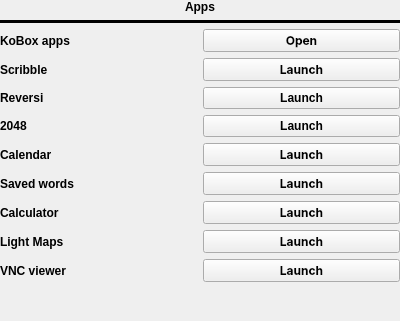
This is apps.ui in Quill-OS/quill as Qt 5 draws it before an edit. The edited form follows.
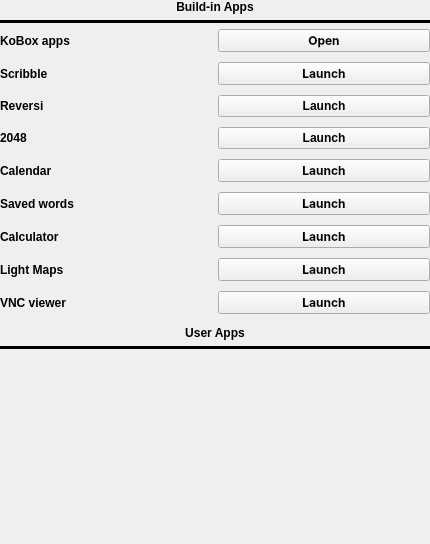
This is the edited form.

Patch:
```diff
--- a/apps.ui
+++ b/apps.ui
@@ -6,8 +6,8 @@
    <rect>
     <x>0</x>
     <y>0</y>
-    <width>400</width>
-    <height>321</height>
+    <width>430</width>
+    <height>544</height>
    </rect>
   </property>
   <property name="windowTitle">
@@ -28,40 +28,89 @@
    </property>
    <item>
     <layout class="QGridLayout" name="gridLayout">
-     <item row="4" column="0">
-      <layout class="QGridLayout" name="gridLayout_2">
-       <property name="bottomMargin">
-        <number>0</number>
-       </property>
-      </layout>
-     </item>
-     <item row="0" column="0">
-      <widget class="QLabel" name="label">
-       <property name="font">
-        <font>
-         <weight>75</weight>
-         <bold>true</bold>
-        </font>
-       </property>
-       <property name="text">
-        <string>Apps</string>
-       </property>
-       <property name="alignment">
-        <set>Qt::AlignCenter</set>
-       </property>
-      </widget>
-     </item>
      <item row="2" column="0">
+      <widget class="QScrollArea" name="scrollArea">
+       <property name="frameShape">
+        <enum>QFrame::NoFrame</enum>
+       </property>
+       <property name="frameShadow">
+        <enum>QFrame::Plain</enum>
+       </property>
+       <property name="lineWidth">
+        <number>0</number>
+       </property>
+       <property name="horizontalScrollBarPolicy">
+        <enum>Qt::ScrollBarAlwaysOff</enum>
+       </property>
+       <property name="widgetResizable">
+        <bool>true</bool>
+       </property>
+       <widget class="QWidget" name="scrollAreaWidgetContents">
+        <property name="geometry">
+         <rect>
+          <x>0</x>
+          <y>0</y>
+          <width>428</width>
+          <height>512</height>
+         </rect>
+        </property>
+        <layout class="QVBoxLayout" name="verticalLayout_2">
+         <property name="spacing">
+          <number>6</number>
+         </property>
+         <property name="leftMargin">
+          <number>0</number>
+         </property>
+         <property name="topMargin">
+          <number>0</number>
+         </property>
+         <property name="rightMargin">
+          <number>0</number>
+         </property>
+         <property name="bottomMargin">
+          <number>0</number>
+         </property>
+         <item>
       <layout class="QGridLayout" name="gridLayout_3">
        <property name="bottomMargin">
-        <number>0</number>
-       </property>
-       <item row="7" column="1">
-        <widget class="QPushButton" name="calculatorLaunchBtn">
+            <number>6</number>
+           </property>
+           <property name="verticalSpacing">
+            <number>10</number>
+           </property>
+           <item row="5" column="0">
+            <widget class="QLabel" name="g2048Label">
+             <property name="font">
+              <font>
+               <weight>75</weight>
+               <bold>true</bold>
+              </font>
+             </property>
+             <property name="text">
+              <string>2048</string>
+             </property>
+            </widget>
+           </item>
+           <item row="4" column="0">
+            <widget class="QLabel" name="reversiLabel">
+             <property name="font">
+              <font>
+               <weight>75</weight>
+               <bold>true</bold>
+              </font>
+             </property>
+             <property name="text">
+              <string>Reversi</string>
+             </property>
+            </widget>
+           </item>
+           <item row="2" column="1">
+            <widget class="QPushButton" name="scribbleLaunchBtn">
          <property name="font">
           <font>
            <family>Inter</family>
            <weight>75</weight>
+               <italic>false</italic>
            <bold>true</bold>
           </font>
          </property>
@@ -70,11 +119,23 @@
          </property>
         </widget>
        </item>
+           <item row="2" column="0">
+            <widget class="QLabel" name="scribbleLabel">
+             <property name="font">
+              <font>
+               <weight>75</weight>
+               <bold>true</bold>
+              </font>
+             </property>
+             <property name="text">
+              <string>Scribble</string>
+             </property>
+            </widget>
+           </item>
        <item row="5" column="1">
-        <widget class="QPushButton" name="calendarLaunchBtn">
+            <widget class="QPushButton" name="g2048LaunchBtn">
          <property name="font">
           <font>
-           <family>Inter</family>
            <weight>75</weight>
            <bold>true</bold>
           </font>
@@ -84,7 +145,7 @@
          </property>
         </widget>
        </item>
-       <item row="8" column="0">
+           <item row="9" column="0">
         <widget class="QLabel" name="label_2">
          <property name="font">
           <font>
@@ -97,21 +158,8 @@
          </property>
         </widget>
        </item>
-       <item row="1" column="0">
-        <widget class="QLabel" name="scribbleLabel">
-         <property name="font">
-          <font>
-           <weight>75</weight>
-           <bold>true</bold>
-          </font>
-         </property>
-         <property name="text">
-          <string>Scribble</string>
-         </property>
-        </widget>
-       </item>
-       <item row="6" column="1">
-        <widget class="QPushButton" name="savedWordsLaunchBtn">
+           <item row="8" column="1">
+            <widget class="QPushButton" name="calculatorLaunchBtn">
          <property name="font">
           <font>
            <family>Inter</family>
@@ -124,46 +172,7 @@
          </property>
         </widget>
        </item>
-       <item row="3" column="0">
-        <widget class="QLabel" name="reversiLabel">
-         <property name="font">
-          <font>
-           <weight>75</weight>
-           <bold>true</bold>
-          </font>
-         </property>
-         <property name="text">
-          <string>Reversi</string>
-         </property>
-        </widget>
-       </item>
        <item row="6" column="0">
-        <widget class="QLabel" name="label_3">
-         <property name="font">
-          <font>
-           <weight>75</weight>
-           <bold>true</bold>
-          </font>
-         </property>
-         <property name="text">
-          <string>Saved words</string>
-         </property>
-        </widget>
-       </item>
-       <item row="0" column="0">
-        <widget class="QLabel" name="label_5">
-         <property name="font">
-          <font>
-           <weight>75</weight>
-           <bold>true</bold>
-          </font>
-         </property>
-         <property name="text">
-          <string>KoBox apps</string>
-         </property>
-        </widget>
-       </item>
-       <item row="5" column="0">
         <widget class="QLabel" name="calendarLabel">
          <property name="font">
           <font>
@@ -176,25 +185,24 @@
          </property>
         </widget>
        </item>
-       <item row="8" column="1">
-        <widget class="QPushButton" name="lightmapsLaunchBtn">
+           <item row="1" column="0">
+            <widget class="QLabel" name="label_5">
          <property name="font">
           <font>
-           <family>Inter</family>
            <weight>75</weight>
-           <italic>false</italic>
            <bold>true</bold>
           </font>
          </property>
          <property name="text">
-          <string>Launch</string>
+              <string>KoBox apps</string>
          </property>
         </widget>
        </item>
-       <item row="3" column="1">
-        <widget class="QPushButton" name="reversiLaunchBtn">
+           <item row="7" column="1">
+            <widget class="QPushButton" name="savedWordsLaunchBtn">
          <property name="font">
           <font>
+               <family>Inter</family>
            <weight>75</weight>
            <bold>true</bold>
           </font>
@@ -205,11 +213,12 @@
         </widget>
        </item>
        <item row="9" column="1">
-        <widget class="QPushButton" name="vncLaunchBtn">
+            <widget class="QPushButton" name="lightmapsLaunchBtn">
          <property name="font">
           <font>
            <family>Inter</family>
            <weight>75</weight>
+               <italic>false</italic>
            <bold>true</bold>
           </font>
          </property>
@@ -218,7 +227,7 @@
          </property>
         </widget>
        </item>
-       <item row="0" column="1">
+           <item row="1" column="1">
         <widget class="QPushButton" name="koboxAppsOpenButton">
          <property name="font">
           <font>
@@ -233,7 +242,7 @@
         </widget>
        </item>
        <item row="7" column="0">
-        <widget class="QLabel" name="label_4">
+            <widget class="QLabel" name="label_3">
          <property name="font">
           <font>
            <weight>75</weight>
@@ -241,11 +250,11 @@
           </font>
          </property>
          <property name="text">
-          <string>Calculator</string>
+              <string>Saved words</string>
          </property>
         </widget>
        </item>
-       <item row="9" column="0">
+           <item row="10" column="0">
         <widget class="QLabel" name="vncViewerLabel">
          <property name="font">
           <font>
@@ -258,13 +267,12 @@
          </property>
         </widget>
        </item>
-       <item row="1" column="1">
-        <widget class="QPushButton" name="scribbleLaunchBtn">
+           <item row="10" column="1">
+            <widget class="QPushButton" name="vncLaunchBtn">
          <property name="font">
           <font>
            <family>Inter</family>
            <weight>75</weight>
-           <italic>false</italic>
            <bold>true</bold>
           </font>
          </property>
@@ -273,8 +281,35 @@
          </property>
         </widget>
        </item>
+           <item row="6" column="1">
+            <widget class="QPushButton" name="calendarLaunchBtn">
+             <property name="font">
+              <font>
+               <family>Inter</family>
+               <weight>75</weight>
+               <bold>true</bold>
+              </font>
+             </property>
+             <property name="text">
+              <string>Launch</string>
+             </property>
+            </widget>
+           </item>
+           <item row="8" column="0">
+            <widget class="QLabel" name="label_4">
+             <property name="font">
+              <font>
+               <weight>75</weight>
+               <bold>true</bold>
+              </font>
+             </property>
+             <property name="text">
+              <string>Calculator</string>
+             </property>
+            </widget>
+           </item>
        <item row="4" column="1">
-        <widget class="QPushButton" name="g2048LaunchBtn">
+            <widget class="QPushButton" name="reversiLaunchBtn">
          <property name="font">
           <font>
            <weight>75</weight>
@@ -286,33 +321,75 @@
          </property>
         </widget>
        </item>
-       <item row="4" column="0">
-        <widget class="QLabel" name="g2048Label">
-         <property name="font">
-          <font>
-           <weight>75</weight>
-           <bold>true</bold>
-          </font>
-         </property>
-         <property name="text">
-          <string>2048</string>
-         </property>
-        </widget>
-       </item>
-      </layout>
-     </item>
-     <item row="3" column="0">
+          </layout>
+         </item>
+         <item>
+          <widget class="QLabel" name="label_6">
+           <property name="font">
+            <font>
+             <weight>75</weight>
+             <bold>true</bold>
+            </font>
+           </property>
+           <property name="text">
+            <string>User Apps</string>
+           </property>
+           <property name="alignment">
+            <set>Qt::AlignCenter</set>
+           </property>
+          </widget>
+         </item>
+         <item>
+          <widget class="Line" name="line_2">
+           <property name="frameShadow">
+            <enum>QFrame::Plain</enum>
+           </property>
+           <property name="lineWidth">
+            <number>3</number>
+           </property>
+           <property name="orientation">
+            <enum>Qt::Horizontal</enum>
+           </property>
+          </widget>
+         </item>
+         <item>
+          <layout class="QVBoxLayout" name="verticalLayout_4UserApps"/>
+         </item>
+         <item>
       <spacer name="verticalSpacer">
        <property name="orientation">
         <enum>Qt::Vertical</enum>
        </property>
+           <property name="sizeType">
+            <enum>QSizePolicy::MinimumExpanding</enum>
+           </property>
        <property name="sizeHint" stdset="0">
         <size>
-         <width>20</width>
-         <height>40</height>
+             <width>0</width>
+             <height>0</height>
         </size>
        </property>
       </spacer>
+         </item>
+        </layout>
+       </widget>
+      </widget>
+     </item>
+     <item row="0" column="0">
+      <widget class="QLabel" name="label">
+       <property name="font">
+        <font>
+         <weight>75</weight>
+         <bold>true</bold>
+        </font>
+       </property>
+       <property name="text">
+        <string>Build-in Apps</string>
+       </property>
+       <property name="alignment">
+        <set>Qt::AlignCenter</set>
+       </property>
+      </widget>
      </item>
      <item row="1" column="0">
       <widget class="Line" name="line">
```
Lines whose indentation alone changed are shown as unchanged.
